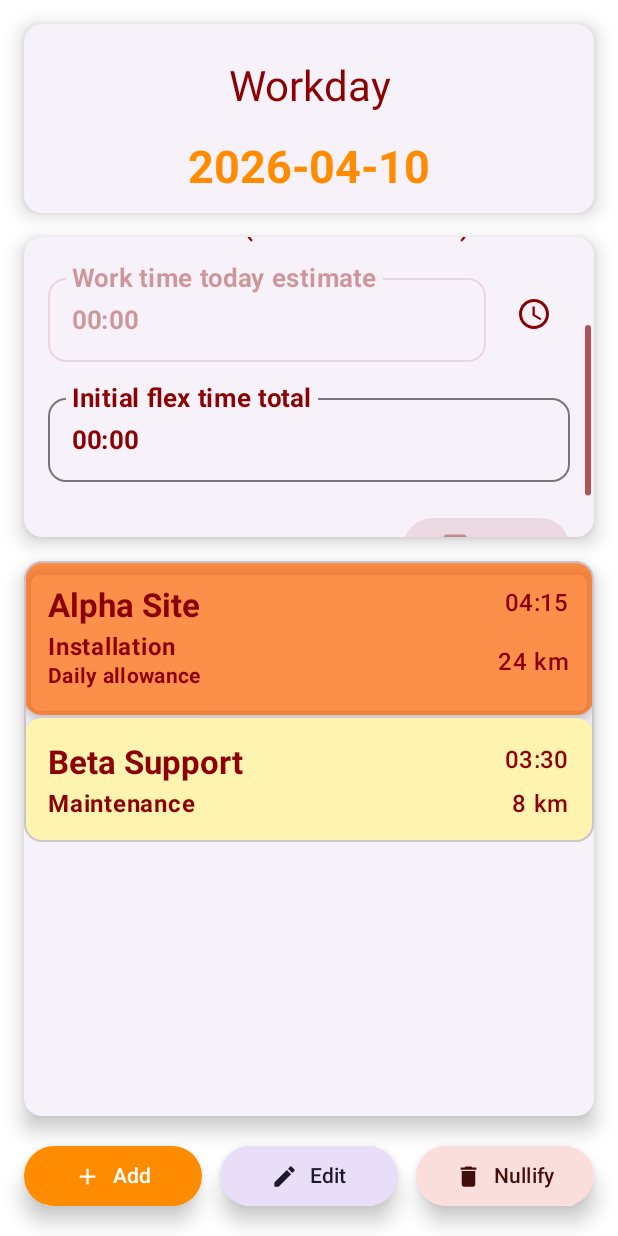
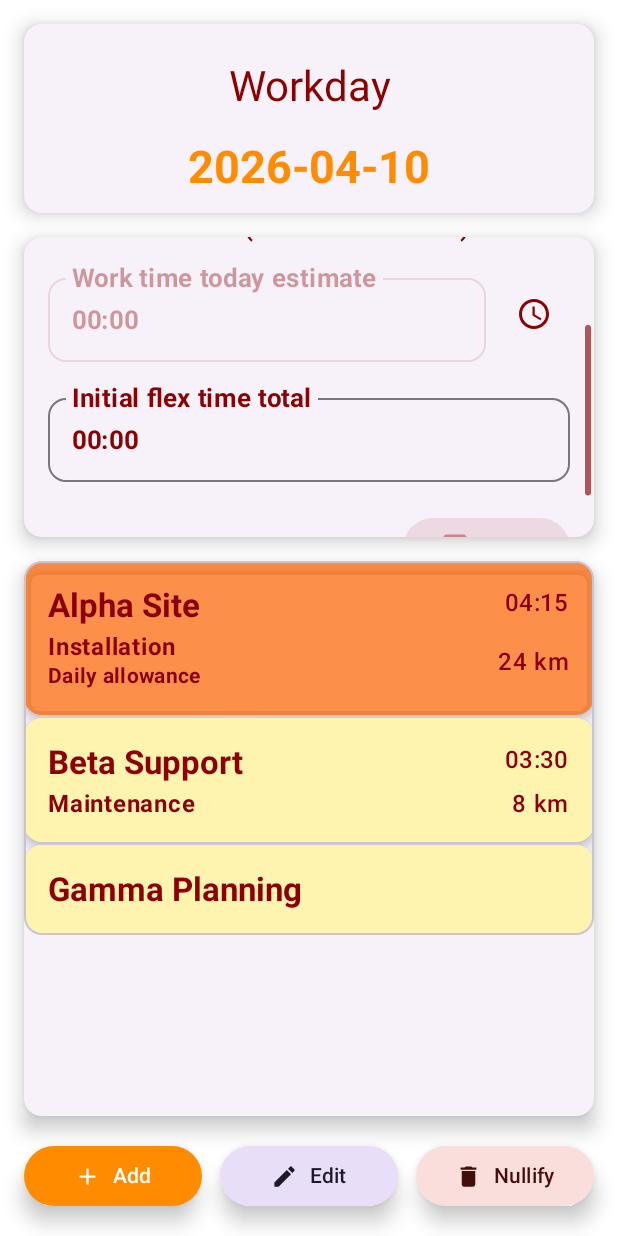
Before and after one commit to AkiWiksten/AWTimesheet, an Android app built with Jetpack Compose: the @Preview function PreviewWorkdaySuccess, on a phone screen of 412 x 824 dp. Run offline under Robolectric (Android 15) with nearby library versions, the light colour scheme and no system bars; our stand-ins replace Dagger/Hilt's generated code; libraries missing offline, so code that uses them is left out: androidx.hilt.lifecycle.

Commit message:
Add isProjectNameOnlyPlaceholder method and update WorkdayListSection for conditional rendering

```diff
--- a/app/src/main/java/com/akiwiksten/worktime30/feature/workday/WorkdayScreenPreview.kt
+++ b/app/src/main/java/com/akiwiksten/worktime30/feature/workday/WorkdayScreenPreview.kt
@@ -40,6 +40,10 @@ fun PreviewWorkdaySuccess() {
                     kilometres = "8",
                     allowance = "",
                     workType = "Maintenance",
+                ),
+                SingleProjectState(
+                    index = 2,
+                    projectName = "Gamma Planning",
                 )
             )
         ),
--- a/app/src/main/java/com/akiwiksten/worktime30/feature/workday/WorkdayViewModel.kt
+++ b/app/src/main/java/com/akiwiksten/worktime30/feature/workday/WorkdayViewModel.kt
@@ -36,6 +36,14 @@ data class SingleProjectState(
     val workStats: WorkStatsState? = null,
     val date: String = ""
 )
+
+internal fun SingleProjectState.isProjectNameOnlyPlaceholder(): Boolean {
+    return date.isBlank() &&
+        projectTime == ZERO_TIME &&
+        kilometres == "0" &&
+        allowance.isBlank() &&
+        workType.isBlank()
+}
 
 sealed class WorkdayUiState {
     object Loading : WorkdayUiState()
--- a/app/src/main/java/com/akiwiksten/worktime30/feature/workday/components/WorkdayListSection.kt
+++ b/app/src/main/java/com/akiwiksten/worktime30/feature/workday/components/WorkdayListSection.kt
@@ -29,6 +29,7 @@ import com.akiwiksten.worktime30.R
 import com.akiwiksten.worktime30.core.FIELD_CORNER_RADIUS
 import com.akiwiksten.worktime30.core.ui.lazyVerticalScrollbar
 import com.akiwiksten.worktime30.feature.workday.SingleProjectState
+import com.akiwiksten.worktime30.feature.workday.isProjectNameOnlyPlaceholder
 
 @Composable
 internal fun WorkdayListSection(
@@ -94,6 +95,8 @@ private fun ProjectListItem(
     isSelected: Boolean,
     onClick: () -> Unit
 ) {
+    val isProjectNameOnlyPlaceholder = item.isProjectNameOnlyPlaceholder()
+
     ElevatedCard(
         modifier = Modifier
             .fillMaxWidth()
@@ -111,6 +114,15 @@ private fun ProjectListItem(
             modifier = Modifier.padding(all = 16.dp),
             verticalArrangement = Arrangement.spacedBy(space = 4.dp)
         ) {
+            if (isProjectNameOnlyPlaceholder) {
+                Text(
+                    text = item.projectName,
+                    style = MaterialTheme.typography.titleLarge,
+                    fontWeight = FontWeight.Bold,
+                    color = MaterialTheme.colorScheme.onSurface,
+                    modifier = Modifier.fillMaxWidth()
+                )
+            } else {
                 Row(
                     modifier = Modifier.fillMaxWidth(),
                     horizontalArrangement = Arrangement.SpaceBetween
@@ -147,6 +159,7 @@ private fun ProjectListItem(
             }
         }
     }
+}
 
 @Composable
 private fun ProjectDetails(workType: String, allowance: String, modifier: Modifier = Modifier) {
```
Also changed, not shown: 1 other file. Lines whose indentation alone changed are shown as unchanged.
